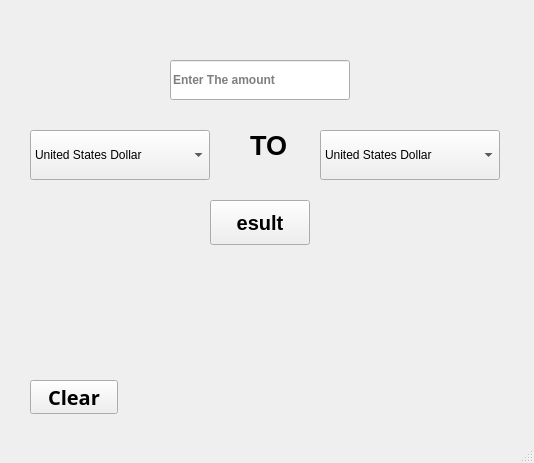
Above: coinbase.ui from ahmed-yamany/The-world-currency-pyqt before the change. Below: the same form after it.
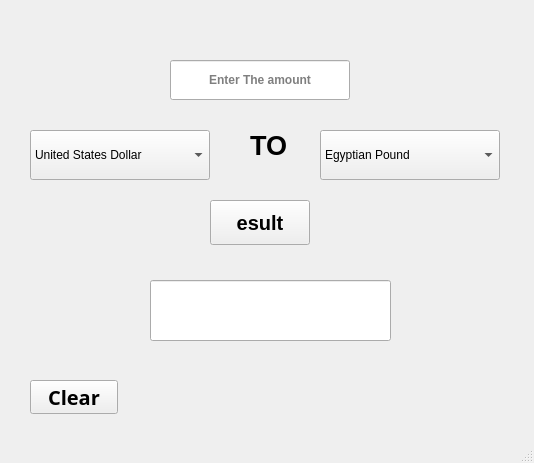
That is the form after the change. Icons and pictures are not drawn.

```diff
--- a/coinbase.ui
+++ b/coinbase.ui
@@ -29,6 +29,15 @@
     <property name="toolTip">
      <string>choose currency to convert from</string>
     </property>
+    <item>
+     <property name="text">
+      <string>Egyptian Pound</string>
+     </property>
+     <property name="icon">
+      <iconset>
+       <normaloff>images/egypationPound.png</normaloff>images/egypationPound.png</iconset>
+     </property>
+    </item>
     <item>
      <property name="text">
       <string>United States Dollar </string>
@@ -230,10 +239,29 @@
       <bold>true</bold>
      </font>
     </property>
+    <property name="alignment">
+     <set>Qt::AlignCenter</set>
+    </property>
     <property name="placeholderText">
      <string>Enter The amount</string>
     </property>
    </widget>
+   <widget class="QLineEdit" name="lineEdit_2">
+    <property name="geometry">
+     <rect>
+      <x>150</x>
+      <y>280</y>
+      <width>241</width>
+      <height>61</height>
+     </rect>
+    </property>
+    <property name="alignment">
+     <set>Qt::AlignCenter</set>
+    </property>
+    <property name="readOnly">
+     <bool>true</bool>
+    </property>
+   </widget>
   </widget>
   <widget class="QStatusBar" name="statusbar"/>
  </widget>
```
Left out of the diff: 15 changed lines with no effect on the pictures.
